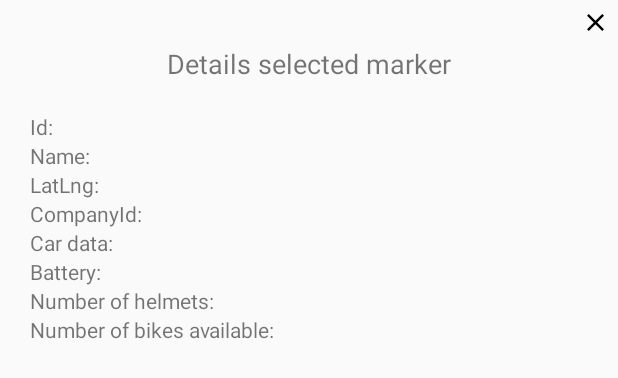
After one commit to afrasilv/MeepTest, an Android app: the layout details_marker_dialog_fragment.xml on its own in the app's theme, with its tools: preview values and no code run, on a phone screen of 412 x 824 dp. The commit adds this screen. Shown: the top 378 px of the screen. Run offline under Robolectric (Android 15) with nearby library versions, the phone set to English and light mode, and no system bars.

Commit message:
Added details view

```diff
--- a/app/src/main/AndroidManifest.xml
+++ b/app/src/main/AndroidManifest.xml
@@ -31,7 +31,7 @@
                 android:name="com.google.android.geo.API_KEY"
                 android:value="@string/google_maps_key"/>
 
-        <activity android:name=".MainActivity">
+        <activity android:name=".ui.main.MainActivity">
             <intent-filter>
                 <action android:name="android.intent.action.MAIN"/>
 
--- a/app/src/main/java/com/afrasilv/meeptest/base/BaseViewCommand.kt
+++ b/app/src/main/java/com/afrasilv/meeptest/base/BaseViewCommand.kt
@@ -5,4 +5,6 @@ import androidx.annotation.StringRes
 
 sealed class BaseViewCommand {
     class ShowToast(@StringRes val msg: Int, val duration: Int = Toast.LENGTH_SHORT) : BaseViewCommand()
+    object DismissDialog: BaseViewCommand()
+    class ShowDetails(val selectedMarkerId: String): BaseViewCommand()
 }
--- a/app/src/main/java/com/afrasilv/meeptest/data/model/Resource.kt
+++ b/app/src/main/java/com/afrasilv/meeptest/data/model/Resource.kt
@@ -1,6 +1,9 @@
 package com.afrasilv.meeptest.data.model
 
+import android.os.Parcel
+import android.os.Parcelable
 import com.google.android.gms.maps.model.BitmapDescriptorFactory
+import java.io.Serializable
 
 data class Resource (
     val id: String,
@@ -28,7 +31,7 @@ data class Resource (
     val allowDropoff: Boolean?,
     val bikesAvailable: Int?,
     var resourceTypeEnum: ResourceType?
-)
+) : Serializable
 
 enum class ResourceType(val markerColor: Float) {
     R402(BitmapDescriptorFactory.HUE_AZURE),
--- a/app/src/main/java/com/afrasilv/meeptest/di/AppModule.kt
+++ b/app/src/main/java/com/afrasilv/meeptest/di/AppModule.kt
@@ -1,10 +1,11 @@
 package com.afrasilv.meeptest.di
 
 import com.afrasilv.meeptest.BuildConfig
-import com.afrasilv.meeptest.MainViewModel
+import com.afrasilv.meeptest.ui.main.MainViewModel
 import com.afrasilv.meeptest.data.repository.CityRersourcesRepository
 import com.afrasilv.meeptest.data.repository.remote.CityResourceRemote
 import com.afrasilv.meeptest.data.repository.remote.RemoteInterface
+import com.afrasilv.meeptest.ui.details.DetailsMarkerViewModel
 import com.jakewharton.retrofit2.adapter.kotlin.coroutines.CoroutineCallAdapterFactory
 import okhttp3.OkHttpClient
 import okhttp3.logging.HttpLoggingInterceptor
@@ -30,6 +31,7 @@ val appModule = module {
 
     //viewmodels
     viewModel { MainViewModel(get()) }
+    viewModel { DetailsMarkerViewModel() }
 }
 
 fun createOkHttpClient(): OkHttpClient {
--- /dev/null
+++ b/app/src/main/res/drawable/ic_clear_black_24dp.xml
@@ -0,0 +1,9 @@
+<vector xmlns:android="http://schemas.android.com/apk/res/android"
+        android:width="24dp"
+        android:height="24dp"
+        android:viewportWidth="24.0"
+        android:viewportHeight="24.0">
+    <path
+        android:fillColor="#FF000000"
+        android:pathData="M19,6.41L17.59,5 12,10.59 6.41,5 5,6.41 10.59,12 5,17.59 6.41,19 12,13.41 17.59,19 19,17.59 13.41,12z"/>
+</vector>
--- /dev/null
+++ b/app/src/main/res/layout/details_marker_dialog_fragment.xml
@@ -0,0 +1,208 @@
+<?xml version="1.0" encoding="utf-8"?>
+<layout xmlns:android="http://schemas.android.com/apk/res/android"
+    xmlns:tools="http://schemas.android.com/tools"
+    xmlns:app="http://schemas.android.com/apk/res-auto"
+    tools:context="com.afrasilv.meeptest.ui.details.DetailsMarkerDialogFragment">
+
+    <data>
+        <variable
+            name="detailsMarkerViewModel"
+            type="com.afrasilv.meeptest.ui.details.DetailsMarkerViewModel"/>
+    </data>
+    <androidx.constraintlayout.widget.ConstraintLayout
+        android:layout_width="match_parent"
+        android:layout_height="wrap_content"
+        android:paddingBottom="50dp">
+
+        <ImageView
+            android:id="@+id/details_marker_dialog_close_icon"
+            android:layout_width="30dp"
+            android:layout_height="30dp"
+            android:padding="5dp"
+            android:src="@drawable/ic_clear_black_24dp"
+            android:layout_gravity="end"
+            android:onClick="@{() -> detailsMarkerViewModel.closeDialog()}"
+            app:layout_constraintTop_toTopOf="parent"
+            app:layout_constraintEnd_toEndOf="parent"
+            />
+
+        <TextView
+            android:id="@+id/details_marker_dialog_title"
+            android:layout_width="wrap_content"
+            android:layout_height="wrap_content"
+            app:layout_constraintTop_toBottomOf="@id/details_marker_dialog_close_icon"
+            app:layout_constraintStart_toStartOf="parent"
+            app:layout_constraintEnd_toEndOf="parent"
+            android:text="@string/details_marker_dialog_title"
+            android:textSize="18sp"
+            />
+
+        <androidx.constraintlayout.widget.ConstraintLayout
+            android:layout_width="match_parent"
+            android:layout_height="wrap_content"
+            app:layout_constraintTop_toBottomOf="@id/details_marker_dialog_title"
+            android:layout_marginTop="20dp"
+            android:paddingStart="20dp"
+            android:paddingLeft="20dp">
+
+            <TextView
+                android:id="@+id/details_marker_dialog_marker_id"
+                android:layout_width="wrap_content"
+                android:layout_height="wrap_content"
+                app:layout_constraintTop_toTopOf="parent"
+                app:layout_constraintStart_toStartOf="parent"
+                android:paddingEnd="5dp"
+                android:text="@string/details_marker_dialog_marker_id"
+                android:paddingRight="5dp" />
+
+            <TextView
+                android:layout_width="wrap_content"
+                android:layout_height="wrap_content"
+                app:layout_constraintTop_toTopOf="parent"
+                app:layout_constraintStart_toEndOf="@id/details_marker_dialog_marker_id"
+                android:text="@{detailsMarkerViewModel.getViewData().markerId}"
+                />
+
+            <TextView
+                android:id="@+id/details_marker_dialog_marker_name"
+                android:layout_width="wrap_content"
+                android:layout_height="wrap_content"
+                app:layout_constraintTop_toBottomOf="@id/details_marker_dialog_marker_id"
+                app:layout_constraintStart_toStartOf="parent"
+                android:paddingEnd="5dp"
+                android:text="@string/details_marker_dialog_marker_name"
+                android:paddingRight="5dp" />
+
+            <TextView
+                android:id="@+id/details_marker_dialog_marker_name_value"
+                android:layout_width="wrap_content"
+                android:layout_height="wrap_content"
+                app:layout_constraintTop_toBottomOf="@id/details_marker_dialog_marker_id"
+                app:layout_constraintStart_toEndOf="@id/details_marker_dialog_marker_name"
+                android:text="@{detailsMarkerViewModel.getViewData().markerName}"
+                android:paddingRight="40dp"
+                android:ellipsize="end"
+                />
+
+            <TextView
+                android:id="@+id/details_marker_dialog_marker_latlng"
+                android:layout_width="wrap_content"
+                android:layout_height="wrap_content"
+                app:layout_constraintTop_toBottomOf="@id/details_marker_dialog_marker_name_value"
+                app:layout_constraintStart_toStartOf="parent"
+                android:paddingEnd="5dp"
+                android:text="@string/details_marker_dialog_marker_latlng"
+                android:paddingRight="5dp" />
+
+            <TextView
+                android:id="@+id/details_marker_dialog_marker_latlng_value"
+                android:layout_width="wrap_content"
+                android:layout_height="wrap_content"
+                app:layout_constraintTop_toBottomOf="@id/details_marker_dialog_marker_name_value"
+                app:layout_constraintStart_toEndOf="@id/details_marker_dialog_marker_latlng"
+                android:text="@{detailsMarkerViewModel.getViewData().markerLatLng}"
+                android:paddingRight="40dp"
+                android:ellipsize="end"
+                />
+
+            <TextView
+                android:id="@+id/details_marker_dialog_marker_company_zone_id"
+                android:layout_width="wrap_content"
+                android:layout_height="wrap_content"
+                app:layout_constraintTop_toBottomOf="@id/details_marker_dialog_marker_latlng_value"
+                app:layout_constraintStart_toStartOf="parent"
+                android:paddingEnd="5dp"
+                android:text="@string/details_marker_dialog_marker_company_zone"
+                android:paddingRight="5dp" />
+
+            <TextView
+                android:layout_width="wrap_content"
+                android:layout_height="wrap_content"
+                app:layout_constraintTop_toBottomOf="@id/details_marker_dialog_marker_latlng_value"
+                app:layout_constraintStart_toEndOf="@id/details_marker_dialog_marker_company_zone_id"
+                android:text="@{detailsMarkerViewModel.getViewData().markerCompanyId + ``}"
+                />
+
+            <TextView
+                android:id="@+id/details_marker_dialog_marker_car_data"
+                android:layout_width="wrap_content"
+                android:layout_height="wrap_content"
+                app:isVisible="@{detailsMarkerViewModel.getViewData().isCar}"
+                app:layout_constraintTop_toBottomOf="@id/details_marker_dialog_marker_company_zone_id"
+                app:layout_constraintStart_toStartOf="parent"
+                android:paddingEnd="5dp"
+                android:text="@string/details_marker_dialog_marker_car_data"
+                android:paddingRight="5dp" />
+
+            <TextView
+                android:layout_width="wrap_content"
+                android:layout_height="wrap_content"
+                app:isVisible="@{detailsMarkerViewModel.getViewData().isCar}"
+                app:layout_constraintTop_toBottomOf="@id/details_marker_dialog_marker_company_zone_id"
+                app:layout_constraintStart_toEndOf="@id/details_marker_dialog_marker_car_data"
+                android:text="@{detailsMarkerViewModel.getViewData().carData}"
+                />
+
+            <TextView
+                android:id="@+id/details_marker_dialog_marker_battery"
+                android:layout_width="wrap_content"
+                android:layout_height="wrap_content"
+                app:isVisible="@{detailsMarkerViewModel.getViewData().isCar}"
+                app:layout_constraintTop_toBottomOf="@id/details_marker_dialog_marker_car_data"
+                app:layout_constraintStart_toStartOf="parent"
+                android:paddingEnd="5dp"
+                android:text="@string/details_marker_dialog_marker_battery"
+                android:paddingRight="5dp" />
+
+            <TextView
+                android:layout_width="wrap_content"
+                android:layout_height="wrap_content"
+                app:isVisible="@{detailsMarkerViewModel.getViewData().isCar}"
+                app:layout_constraintTop_toBottomOf="@id/details_marker_dialog_marker_car_data"
+                app:layout_constraintStart_toEndOf="@id/details_marker_dialog_marker_battery"
+                android:text="@{detailsMarkerViewModel.getViewData().batteryData}"
+                />
+
+            <TextView
+                android:id="@+id/details_marker_dialog_marker_helmets"
+                android:layout_width="wrap_content"
+                android:layout_height="wrap_content"
+                app:isVisible="@{detailsMarkerViewModel.getViewData().isMoped}"
+                app:layout_constraintTop_toBottomOf="@id/details_marker_dialog_marker_battery"
+                app:layout_constraintStart_toStartOf="parent"
+                android:paddingEnd="5dp"
+                android:text="@string/details_marker_dialog_marker_helmets"
+                android:paddingRight="5dp" />
+
+            <TextView
+                android:layout_width="wrap_content"
+                android:layout_height="wrap_content"
+                app:isVisible="@{detailsMarkerViewModel.getViewData().isMoped}"
+                app:layout_constraintTop_toBottomOf="@id/details_marker_dialog_marker_battery"
+                app:layout_constraintStart_toEndOf="@id/details_marker_dialog_marker_helmets"
+                android:text="@{detailsMarkerViewModel.getViewData().helmetsData}"
+                />
+
+            <TextView
+                android:id="@+id/details_marker_dialog_marker_bikes_number"
+                android:layout_width="wrap_content"
+                android:layout_height="wrap_content"
+                app:isVisible="@{detailsMarkerViewModel.getViewData().isBikes}"
+                app:layout_constraintTop_toBottomOf="@id/details_marker_dialog_marker_helmets"
+                app:layout_constraintStart_toStartOf="parent"
+                android:paddingEnd="5dp"
+                android:text="@string/details_marker_dialog_marker_bikes_number"
+                android:paddingRight="5dp" />
+
+            <TextView
+                android:layout_width="wrap_content"
+                android:layout_height="wrap_content"
+                app:isVisible="@{detailsMarkerViewModel.getViewData().isBikes}"
+                app:layout_constraintTop_toBottomOf="@id/details_marker_dialog_marker_helmets"
+                app:layout_constraintStart_toEndOf="@id/details_marker_dialog_marker_bikes_number"
+                android:text="@{detailsMarkerViewModel.getViewData().bikesData}"
+                />
+        </androidx.constraintlayout.widget.ConstraintLayout>
+
+    </androidx.constraintlayout.widget.ConstraintLayout>
+</layout>
--- a/app/src/main/res/layout/main_activity.xml
+++ b/app/src/main/res/layout/main_activity.xml
@@ -7,13 +7,13 @@
     <data>
         <variable
                 name="mainViewModel"
-                type="com.afrasilv.meeptest.MainViewModel" />
+                type="com.afrasilv.meeptest.ui.main.MainViewModel" />
     </data>
 
     <androidx.constraintlayout.widget.ConstraintLayout
             android:layout_width="match_parent"
             android:layout_height="match_parent"
-            tools:context=".MainActivity">
+            tools:context=".ui.main.MainActivity">
 
         <androidx.appcompat.widget.Toolbar
                 android:id="@+id/main_toolbar"
--- a/app/src/main/res/values/strings.xml
+++ b/app/src/main/res/values/strings.xml
@@ -2,4 +2,15 @@
     <string name="app_name">MeepTest</string>
     <string name="title_activity_maps">Map</string>
     <string name="number_markers_over_map">Number of markers over map: </string>
+
+    <!-- DETAILS MARKER DIALOG -->
+    <string name="details_marker_dialog_title">Details selected marker</string>
+    <string name="details_marker_dialog_marker_id">Id: </string>
+    <string name="details_marker_dialog_marker_name">Name: </string>
+    <string name="details_marker_dialog_marker_latlng">LatLng: </string>
+    <string name="details_marker_dialog_marker_company_zone">CompanyId: </string>
+    <string name="details_marker_dialog_marker_car_data">Car data: </string>
+    <string name="details_marker_dialog_marker_battery">Battery: </string>
+    <string name="details_marker_dialog_marker_helmets">Number of helmets: </string>
+    <string name="details_marker_dialog_marker_bikes_number">Number of bikes available: </string>
 </resources>
```
Also changed, not shown: app/src/main/java/com/afrasilv/meeptest/base/BaseDialogFragment.kt (added, +48 -0 lines), app/src/main/java/com/afrasilv/meeptest/extensions/BindingAdapterExt.kt (added, +13 -0 lines), app/src/main/java/com/afrasilv/meeptest/ui/details/DetailsMarkerDialogFragment.kt (added, +44 -0 lines), app/src/main/java/com/afrasilv/meeptest/ui/details/DetailsMarkerViewModel.kt (added, +89 -0 lines), app/src/main/java/com/afrasilv/meeptest/ui/main/MainActivity.kt (renamed from app/src/main/java/com/afrasilv/meeptest/MainActivity.kt, +22 -9 lines), app/src/main/java/com/afrasilv/meeptest/ui/main/MainViewModel.kt (renamed from app/src/main/java/com/afrasilv/meeptest/MainViewModel.kt, +5 -3 lines).
